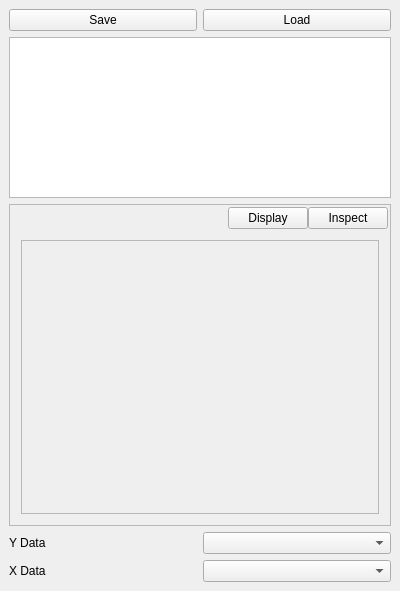
Qt form resources/ui/hdf5_explorer.ui (tugatoconhelado/lab_analyzer) before a commit.
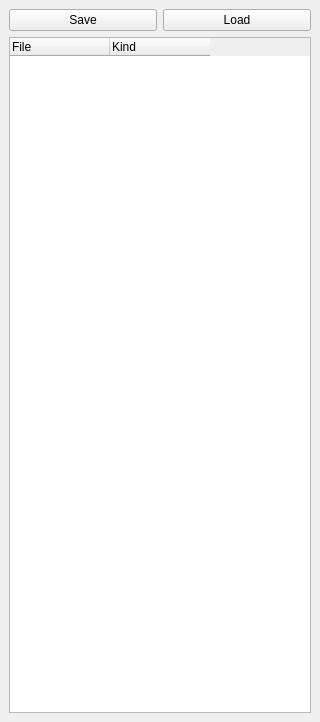
The same form after that commit. The open tabs and pages were chosen to show the change. Custom widgets are drawn as their Qt base class.

Patch:
```diff
--- a/resources/ui/hdf5_explorer.ui
+++ b/resources/ui/hdf5_explorer.ui
@@ -6,15 +6,15 @@
    <rect>
     <x>0</x>
     <y>0</y>
-    <width>400</width>
-    <height>591</height>
+    <width>320</width>
+    <height>722</height>
    </rect>
   </property>
   <property name="windowTitle">
    <string>HDF5 Explorer</string>
   </property>
   <widget class="QWidget" name="hdf5_explorer_widget">
-   <layout class="QVBoxLayout" name="verticalLayout" stretch="0,10,0">
+   <layout class="QVBoxLayout" name="verticalLayout" stretch="0,10">
     <item>
      <layout class="QVBoxLayout" name="file_management_layout">
       <item>
@@ -38,7 +38,7 @@
      </layout>
     </item>
     <item>
-     <layout class="QVBoxLayout" name="explorer_layout" stretch="1,2">
+     <layout class="QVBoxLayout" name="explorer_layout" stretch="3">
       <item>
        <widget class="QTreeWidget" name="imported_data_tree">
         <property name="rootIsDecorated">
@@ -48,190 +48,28 @@
          <bool>true</bool>
         </property>
         <attribute name="headerVisible">
+         <bool>true</bool>
+        </attribute>
+        <attribute name="headerStretchLastSection">
          <bool>false</bool>
         </attribute>
         <column>
          <property name="text">
-          <string notr="true">1</string>
+          <string notr="true">File</string>
          </property>
         </column>
-       </widget>
-      </item>
-      <item>
-       <widget class="QFrame" name="toggle_frame">
-        <property name="frameShape">
-         <enum>QFrame::StyledPanel</enum>
-        </property>
-        <property name="frameShadow">
-         <enum>QFrame::Raised</enum>
-        </property>
-        <layout class="QVBoxLayout" name="verticalLayout_5">
-         <property name="spacing">
-          <number>2</number>
+        <column>
+         <property name="text">
+          <string>Kind</string>
          </property>
-         <property name="leftMargin">
-          <number>2</number>
-         </property>
-         <property name="topMargin">
-          <number>2</number>
-         </property>
-         <property name="rightMargin">
-          <number>2</number>
-         </property>
-         <property name="bottomMargin">
-          <number>2</number>
-         </property>
-         <item>
-          <layout class="QHBoxLayout" name="toggle_layout">
-           <property name="spacing">
-            <number>0</number>
-           </property>
-           <item>
-            <spacer name="horizontalSpacer">
-             <property name="orientation">
-              <enum>Qt::Horizontal</enum>
-             </property>
-             <property name="sizeHint" stdset="0">
-              <size>
-               <width>40</width>
-               <height>20</height>
-              </size>
-             </property>
-            </spacer>
-           </item>
-           <item>
-            <widget class="QPushButton" name="display_button">
-             <property name="text">
-              <string>Display</string>
-             </property>
-             <property name="checkable">
-              <bool>true</bool>
-             </property>
-            </widget>
-           </item>
-           <item>
-            <widget class="QPushButton" name="inspect_button">
-             <property name="text">
-              <string>Inspect</string>
-             </property>
-             <property name="checkable">
-              <bool>true</bool>
-             </property>
-            </widget>
-           </item>
-          </layout>
-         </item>
-         <item>
-          <widget class="QStackedWidget" name="preview_stackedwidget">
-           <property name="currentIndex">
-            <number>0</number>
-           </property>
-           <widget class="QWidget" name="plot_preview_page">
-            <layout class="QHBoxLayout" name="horizontalLayout_5">
-             <item>
-              <widget class="PlotWidget" name="data_preview_plot" native="true"/>
-             </item>
-            </layout>
-           </widget>
-           <widget class="QWidget" name="img_preview_page">
-            <layout class="QHBoxLayout" name="horizontalLayout_8">
-             <item>
-              <widget class="PlotWidget" name="heatmap" native="true"/>
-             </item>
-            </layout>
-           </widget>
-           <widget class="QWidget" name="inspect_page">
-            <layout class="QHBoxLayout" name="horizontalLayout_6">
-             <item>
-              <widget class="QScrollArea" name="inspect_scrollarea">
-               <property name="widgetResizable">
-                <bool>true</bool>
-               </property>
-               <widget class="QWidget" name="inspect_widget">
-                <property name="geometry">
-                 <rect>
-                  <x>0</x>
-                  <y>0</y>
-                  <width>74</width>
-                  <height>16</height>
-                 </rect>
-                </property>
-                <layout class="QVBoxLayout" name="verticalLayout_6" stretch="5">
-                 <property name="spacing">
-                  <number>0</number>
-                 </property>
-                 <property name="leftMargin">
-                  <number>0</number>
-                 </property>
-                 <property name="topMargin">
-                  <number>0</number>
-                 </property>
-                 <property name="rightMargin">
-                  <number>0</number>
-                 </property>
-                 <item>
-                  <layout class="QFormLayout" name="inspect_layout"/>
-                 </item>
-                </layout>
-               </widget>
-              </widget>
-             </item>
-            </layout>
-           </widget>
-          </widget>
-         </item>
-        </layout>
+        </column>
        </widget>
       </item>
      </layout>
     </item>
-    <item>
-     <layout class="QHBoxLayout" name="data_selection_layout">
-      <item>
-       <layout class="QVBoxLayout" name="axis_selection_layout" stretch="1,1">
-        <item>
-         <layout class="QHBoxLayout" name="y_axis_selection_layout" stretch="1,1">
-          <item>
-           <widget class="QLabel" name="y_axis_label">
-            <property name="text">
-             <string>Y Data</string>
-            </property>
-           </widget>
-          </item>
-          <item>
-           <widget class="QComboBox" name="y_axis_combobox"/>
-          </item>
-         </layout>
-        </item>
-        <item>
-         <layout class="QHBoxLayout" name="x_axis_selection_layout" stretch="1,1">
-          <item>
-           <widget class="QLabel" name="x_axis_label">
-            <property name="text">
-             <string>X Data</string>
-            </property>
-           </widget>
-          </item>
-          <item>
-           <widget class="QComboBox" name="x_axis_combobox"/>
-          </item>
-         </layout>
-        </item>
-       </layout>
-      </item>
-     </layout>
-    </item>
    </layout>
   </widget>
  </widget>
- <customwidgets>
-  <customwidget>
-   <class>PlotWidget</class>
-   <extends>QWidget</extends>
-   <header>pyqtgraph</header>
-   <container>1</container>
-  </customwidget>
- </customwidgets>
  <resources/>
  <connections/>
 </ui>
```
